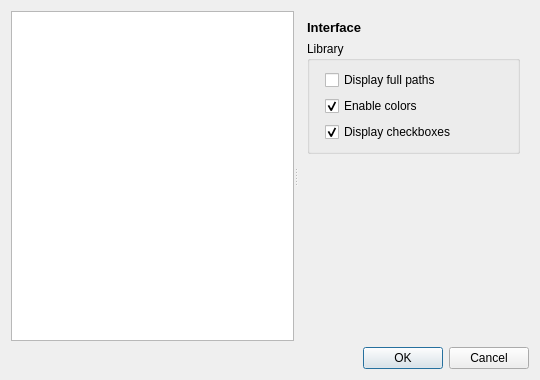
Qt form src/gui/settingsdialog.ui (alorence/tym) before a commit.
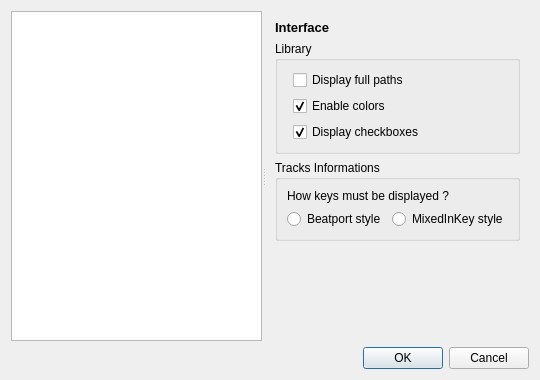
The same form after that commit. The open tabs and pages were chosen to show the change.

Commit message: (misc) Add option to display and use key with mixed in key style

Diff of the .ui file:
```diff
--- a/src/gui/settingsdialog.ui
+++ b/src/gui/settingsdialog.ui
@@ -64,7 +64,7 @@
        </sizepolicy>
       </property>
       <property name="currentIndex">
-       <number>0</number>
+       <number>1</number>
       </property>
       <widget class="QWidget" name="networkPage">
        <layout class="QVBoxLayout" name="verticalLayout">
@@ -167,6 +167,26 @@
       </widget>
       <widget class="QWidget" name="interfacePage">
        <layout class="QGridLayout" name="gridLayout_2">
+        <item row="0" column="0">
+         <widget class="QLabel" name="title_2">
+          <property name="text">
+           <string>&lt;html&gt;&lt;head/&gt;&lt;body&gt;&lt;p&gt;&lt;span style=&quot; font-size:10pt; font-weight:600;&quot;&gt;Interface&lt;/span&gt;&lt;/p&gt;&lt;/body&gt;&lt;/html&gt;</string>
+          </property>
+         </widget>
+        </item>
+        <item row="3" column="0">
+         <spacer name="verticalSpacer">
+          <property name="orientation">
+           <enum>Qt::Vertical</enum>
+          </property>
+          <property name="sizeHint" stdset="0">
+           <size>
+            <width>20</width>
+            <height>40</height>
+           </size>
+          </property>
+         </spacer>
+        </item>
         <item row="1" column="0">
          <widget class="QGroupBox" name="groupBox">
           <property name="title">
@@ -203,25 +223,35 @@
           </layout>
          </widget>
         </item>
-        <item row="0" column="0">
-         <widget class="QLabel" name="title_2">
-          <property name="text">
-           <string>&lt;html&gt;&lt;head/&gt;&lt;body&gt;&lt;p&gt;&lt;span style=&quot; font-size:10pt; font-weight:600;&quot;&gt;Interface&lt;/span&gt;&lt;/p&gt;&lt;/body&gt;&lt;/html&gt;</string>
-          </property>
-         </widget>
-        </item>
         <item row="2" column="0">
-         <spacer name="verticalSpacer">
-          <property name="orientation">
-           <enum>Qt::Vertical</enum>
+         <widget class="QGroupBox" name="groupBox_3">
+          <property name="title">
+           <string>Tracks Informations</string>
           </property>
-          <property name="sizeHint" stdset="0">
-           <size>
-            <width>20</width>
-            <height>40</height>
-           </size>
-          </property>
-         </spacer>
+          <layout class="QGridLayout" name="gridLayout_3">
+           <item row="1" column="0">
+            <widget class="QRadioButton" name="bpStyle">
+             <property name="text">
+              <string>Beatport style</string>
+             </property>
+            </widget>
+           </item>
+           <item row="1" column="1">
+            <widget class="QRadioButton" name="mikStyle">
+             <property name="text">
+              <string>MixedInKey style</string>
+             </property>
+            </widget>
+           </item>
+           <item row="0" column="0" colspan="2">
+            <widget class="QLabel" name="label_6">
+             <property name="text">
+              <string>How keys must be displayed ?</string>
+             </property>
+            </widget>
+           </item>
+          </layout>
+         </widget>
         </item>
        </layout>
       </widget>
```
The commit also changes 9 other files.
